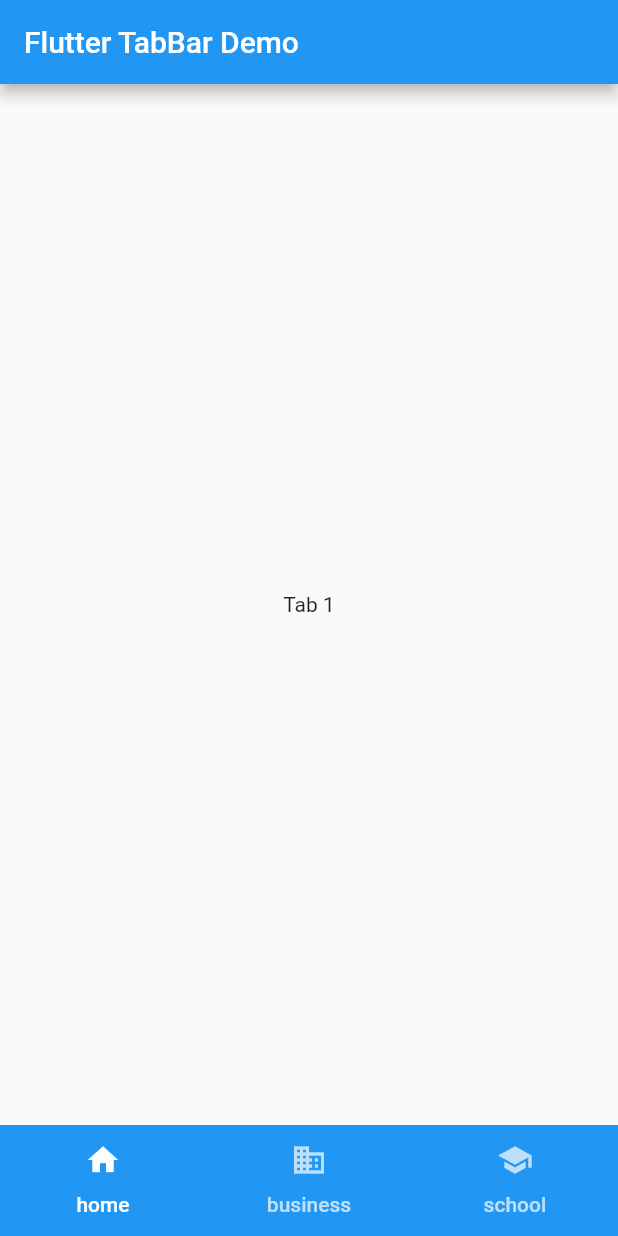
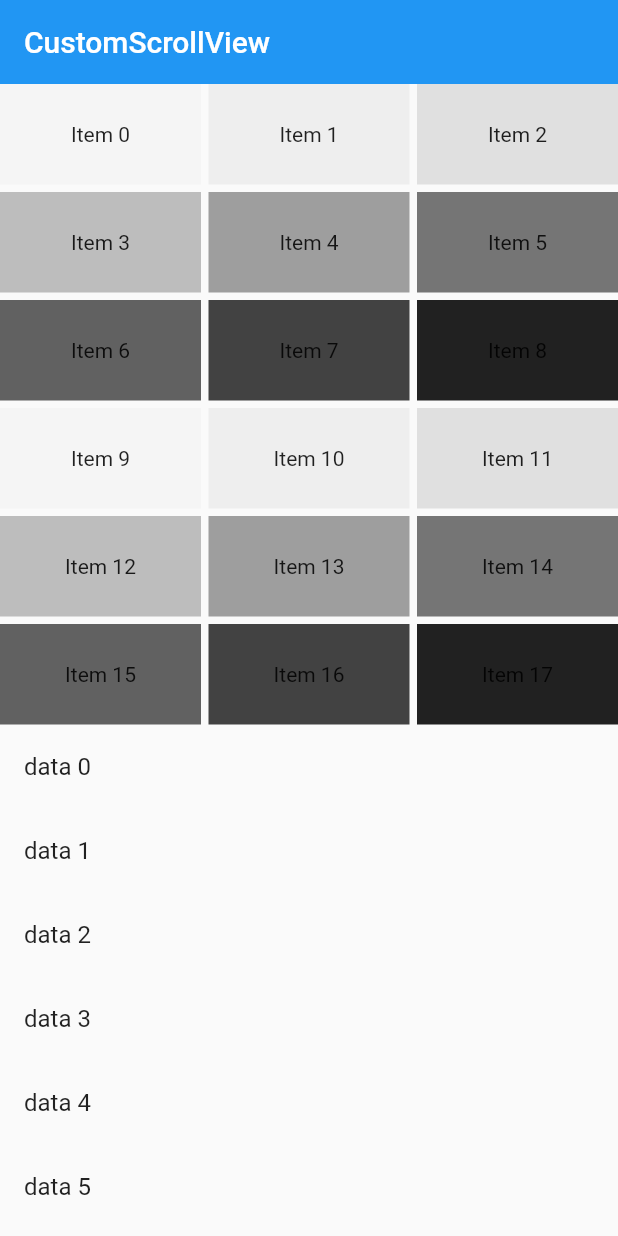
Before and after one commit to jianronglu/ryan_flutter, a Flutter app: the screen it shows after launch, on a phone screen of 412 x 824 dp. Run offline on Flutter 3.47's test engine with Material 2 defaults, Android fonts, the phone set to English and light mode, and no system bars; our stand-ins replace card_swiper.

```diff
--- /dev/null
+++ b/lib/UPHomePage.dart
@@ -0,0 +1,47 @@
+import 'package:flutter/material.dart';
+
+class HomePage extends StatefulWidget {
+  const HomePage({Key? key}) : super(key: key);
+
+  @override
+  State<HomePage> createState() => _HomePageState();
+}
+
+class _HomePageState extends State<HomePage> {
+
+  Widget _buildListItem(BuildContext context, int index) {
+    return ListTile(
+      title: Text('data $index'),
+    );
+  }
+
+  @override
+  Widget build(BuildContext context) {
+    return CustomScrollView(
+      slivers: <Widget>[
+        SliverAppBar(
+          title: Text('CustomScrollView'),
+          floating: true,
+        ),
+        SliverGrid.count(
+          crossAxisCount: 3,
+          mainAxisSpacing: 5,
+          crossAxisSpacing:5,
+          childAspectRatio:2,// 宽/高比
+          children: List.generate(18, (index) => Container(
+            color: Colors.grey[(index % 9  + 1) * 100],
+            child: Center(
+              child: Text('Item $index'),
+            ),
+          )),
+        ),
+        SliverList(
+          delegate: SliverChildBuilderDelegate(
+                (context, index) => _buildListItem(context, index),
+            childCount: 20,
+          ),
+        ),
+      ],
+    );
+  }
+}
--- a/lib/main.dart
+++ b/lib/main.dart
@@ -1,10 +1,38 @@
 import 'package:flutter/material.dart';
-import 'package:ryan_flutter/UPCupTabBarCtl.dart';
-import 'package:ryan_flutter/UPToolTabBar.dart';
-import 'package:ryan_flutter/UPTabBar.dart';
-
+// import 'package:ryan_flutter/UPCupTabBarCtl.dart';
+import 'package:ryan_flutter/UPHomePage.dart';
+// import 'package:ryan_flutter/UPToolTabBar.dart';
+// import 'package:ryan_flutter/UPTabBar.dart';
+// import 'package:ryan_flutter/UPCarouselView.dart';
 void main() {
   // runApp(const UPCupertinoApp());// iOS风格控件
   // runApp(const UPToolTabBar());
-  runApp(UPMainTabBarCtrl());
+  // runApp(UPCarouselView());
+  runApp(const RyanApp());
 }
+
+class RyanApp extends StatefulWidget {
+  const RyanApp({Key? key}) : super(key: key);
+
+  @override
+  State<RyanApp> createState() => _RyanAppState();
+}
+
+class _RyanAppState extends State<RyanApp> {
+  @override
+  Widget build(BuildContext context) {
+    return MaterialApp(
+      theme: ThemeData(
+        primaryColor: Colors.red
+      ),
+      title: "ryan app",
+      home: Scaffold(
+        // appBar: AppBar(
+        //   title: const Text("Ryan"),
+        // ),
+        body: HomePage(),
+      ),
+      // home: HomePage(),
+    );
+  }
+}
```
Also changed, not shown: lib/UPCarouselView.dart (added, +41 -0 lines), pubspec.yaml (+29 -10 lines), images/2.0x/1.png (added), images/2.0x/2.png (added), images/2.0x/3.png (added), images/2.0x/4.png (added), images/2.0x/5.png (added), images/3.0x/1.png (added), images/3.0x/2.png (added), images/3.0x/3.png (added), images/3.0x/4.png (added), images/3.0x/5.png (added), pubspec.lock, 1 other file.
